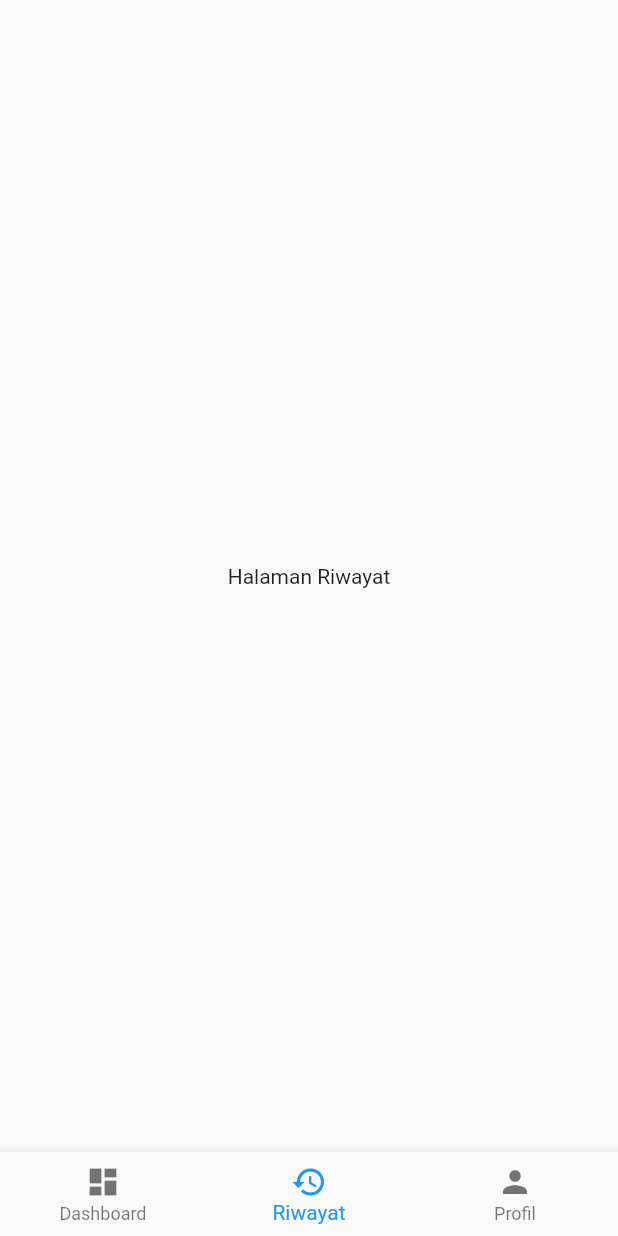
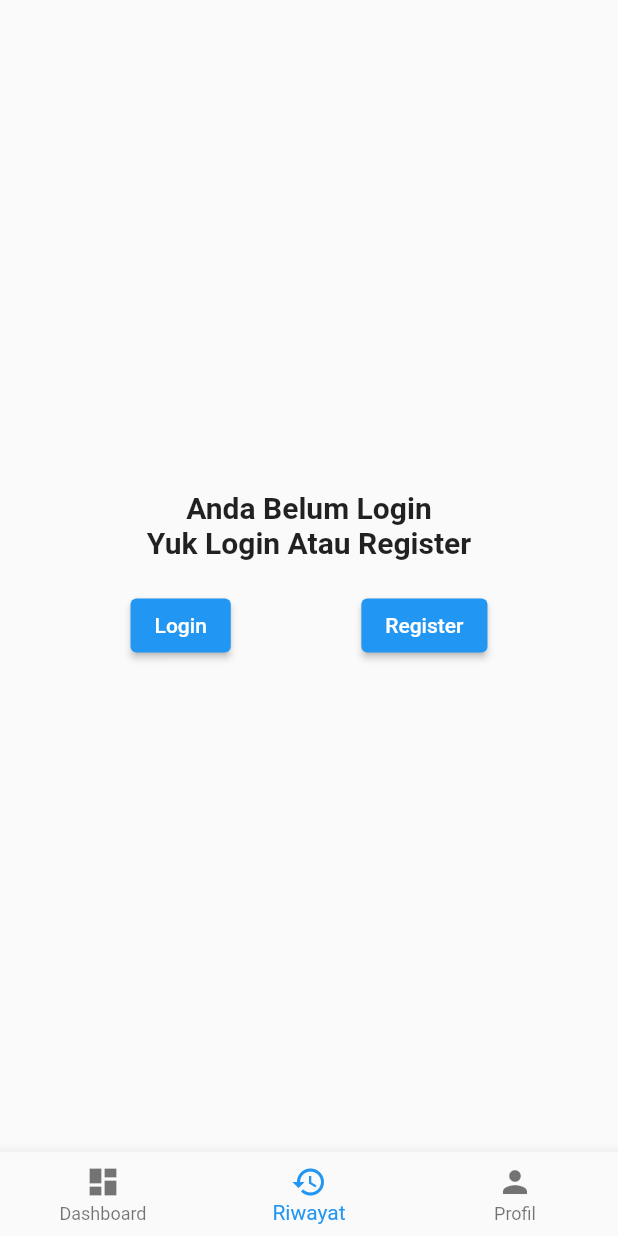
Before and after one commit to ajimassaid99/FlutterServices, a Flutter app: the MyHomePage screen opened by its route, item 2 of the bottom bar chosen, on a phone screen of 412 x 824 dp. Run offline on Flutter 3.47's test engine with Material 2 defaults, Android fonts, the phone set to English and light mode, and no system bars; our stand-ins replace get, shared_preferences, supabase_flutter; accounts and stored records are empty.

Commit message:
halaman booking

```diff
--- a/lib/app/modules/Login/controllers/login_controller.dart
+++ b/lib/app/modules/Login/controllers/login_controller.dart
@@ -17,10 +17,10 @@ class LoginController extends GetxController {
 
     if (response.isNotEmpty) {
 
-      final userId = response[0]['id'];
+      final userId = response[0]['id'].toString();
 
     final prefs = await SharedPreferences.getInstance();
-    await prefs.setInt('userId', userId);
+    await prefs.setString('userId', userId);
     Get.snackbar('Berhasil', 'Login Berhasil');
     // Redirect to home screen
     Get.offAllNamed('/dasboard');
--- a/lib/app/modules/dashboard/views/Home_view.dart
+++ b/lib/app/modules/dashboard/views/Home_view.dart
@@ -1,5 +1,9 @@
 import 'package:flutter/material.dart';
+import 'package:get/get.dart';
 
+import 'package:shared_preferences/shared_preferences.dart';
+import '../../../routes/app_pages.dart';
+import '../../emptyUser/emptyUser_page.dart';
 import 'Dasboard_view.dart';
 
 class MyHomePage extends StatefulWidget {
@@ -12,11 +16,25 @@ class MyHomePage extends StatefulWidget {
 
 class _MyHomePageState extends State<MyHomePage> {
   int _currentIndex = 0;
+  RxString userId = ''.obs;
 
   void _onTap(int index) {
     setState(() {
       _currentIndex = index;
     });
+  }
+
+  @override
+  void initState() {
+    super.initState();
+    _loadUserId();
+  }
+
+  Future<void> _loadUserId() async {
+    final prefs = await SharedPreferences.getInstance();
+    if (this.mounted) {
+      userId.value = await prefs.getString('userId') ?? '';
+    }
   }
 
   @override
@@ -28,16 +46,44 @@ class _MyHomePageState extends State<MyHomePage> {
           // Widget untuk halaman Dashboard
           DashboardWidget(),
           // Widget untuk halaman Riwayat
-          Center(
-            child: Text('Halaman Riwayat'),
-          ),
+          Obx(() {
+            if (userId.value == null || userId.value.isEmpty) {
+              return EmptyUserPage();
+            } else {
+              return Center(
+                child: Text('Halaman Riwayat'),
+              );
+            }
+          }),
+          Obx(() {
+            if (userId.value == null || userId.value.isEmpty) {
+              return EmptyUserPage();
+            } else {
+              return Center(
+                child: Column(
+                  mainAxisAlignment: MainAxisAlignment.center,
+                  children: [
+                    Text('Halaman Profil'),
+                    SizedBox(height: 16),
+                    ElevatedButton(
+                      onPressed: () async {
+                        final prefs = await SharedPreferences.getInstance();
+                        await prefs.remove('userId');
+                        if (context.mounted) {
+                          Get.snackbar("Succes", "Berhasil Logout");
+                          Get.toNamed(Routes.Welcome);
+                        }
+                      },
+                      child: Text('Logout'),
+                    ),
+                  ],
+                ),
+              );
+            }
+          }),
           // Widget untuk halaman Profil
-          Center(
-            child: Text('Halaman Profil'),
-          ),
         ],
       ),
-
       bottomNavigationBar: BottomNavigationBar(
         currentIndex: _currentIndex,
         onTap: _onTap,
--- /dev/null
+++ b/lib/app/modules/emptyUser/emptyUser_controller.dart
@@ -0,0 +1,3 @@
+import 'package:get/get.dart';
+
+class EmptyUserController extends GetxController {}
--- /dev/null
+++ b/lib/app/modules/emptyUser/emptyUser_page.dart
@@ -0,0 +1,33 @@
+import 'package:get/get.dart';
+import 'package:flutter/material.dart';
+import 'package:services/app/routes/app_pages.dart';
+import './emptyUser_controller.dart';
+
+class EmptyUserPage extends GetView<EmptyUserController> {
+
+    const EmptyUserPage({Key? key}) : super(key: key);
+
+    @override
+    Widget build(BuildContext context) {
+        return Scaffold(
+            body: Center(
+              child: Column(
+                mainAxisAlignment: MainAxisAlignment.center,
+                crossAxisAlignment: CrossAxisAlignment.center,
+                children: [
+                  Text("Anda Belum Login\nYuk Login Atau Register", style: TextStyle(fontWeight: FontWeight.bold, fontSize: 20),textAlign: TextAlign.center,),
+                  SizedBox(height: 20,),
+                  Row(
+                    crossAxisAlignment: CrossAxisAlignment.center,
+                    mainAxisAlignment: MainAxisAlignment.spaceEvenly,
+                    children: [
+                      ElevatedButton(onPressed: (){Get.toNamed(Routes.Login);}, child: Text("Login")),
+                      ElevatedButton(onPressed: (){Get.toNamed(Routes.Register);}, child: Text("Register")),
+                    ],
+                  )
+                ]
+                ),
+            ),
+        );
+    }
+}
--- a/lib/app/modules/product/controllers/Product_controller.dart
+++ b/lib/app/modules/product/controllers/Product_controller.dart
@@ -9,6 +9,7 @@ class ProductController extends GetxController {
 
   Future<void> getProducts(String type) async {
     if(type=="all"){
+      products = <Map<String, dynamic>>[].obs;
         final response = await Supabase.instance.client
         .from('products')
         .select('product_id, merk, type, name, urlImage');
--- a/lib/app/routes/app_routes.dart
+++ b/lib/app/routes/app_routes.dart
@@ -12,6 +12,7 @@ abstract class Routes {
   static const ProductSt = _Paths.ProductSt;
   static const ProductWm = _Paths.ProductWm;
   static const Booking = _Paths.Booking;
+  static const EmptyUser = _Paths.EmptyUser;
 }
 
 abstract class _Paths {
@@ -25,4 +26,5 @@ abstract class _Paths {
   static const ProductSt = '/productst';
   static const ProductWm = '/productwm';
   static const Booking = '/booking';
+  static const EmptyUser = '/empty';
 }
```
Also changed, not shown: lib/app/modules/booking/controller/booking_controller.dart (+28 -6 lines), lib/app/modules/booking/view/booking_page.dart (+31 -34 lines), lib/app/modules/emptyUser/emptyUser_bindings.dart (added, +10 -0 lines), lib/app/modules/product/views/Product_view.dart (+12 -3 lines), lib/app/routes/app_pages.dart (+7 -0 lines), lib/app/modules/dashboard/controllers/Dashboard_controller.dart (line endings or trailing spaces).
